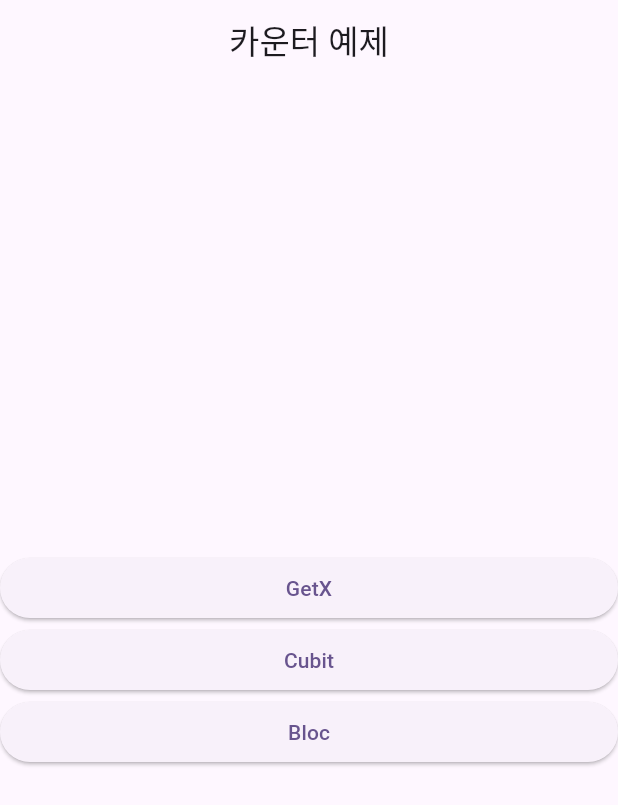
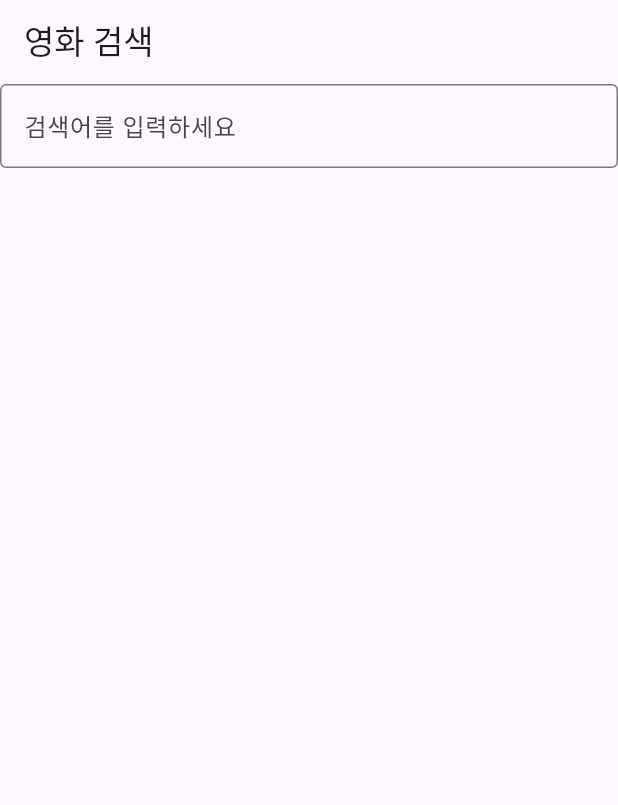
Before and after one commit to beomq/bloc_practice, a Flutter app: the screen it shows after launch, on a phone screen of 412 x 824 dp. Shown: the top 805 px of the screen. Run offline on Flutter 3.47's test engine with Material 2 defaults, Android fonts, the phone set to English and light mode, and no system bars; our stand-ins replace bloc, equatable, flutter_bloc, get, rxdart.

Commit message:
feat: bloc, cubit 영화 검색 기능 비교

```diff
--- a/lib/src/app.dart
+++ b/lib/first_practice/src/app.dart
@@ -1,9 +1,9 @@
-import 'package:bloc_practice/src/bloc/bloc_home.dart';
-import 'package:bloc_practice/src/bloc/count_bloc.dart';
-import 'package:bloc_practice/src/cubit/count_cubit.dart';
-import 'package:bloc_practice/src/cubit/cubit_home.dart';
-import 'package:bloc_practice/src/getx/count_get_x_controller.dart';
-import 'package:bloc_practice/src/getx/getx_home.dart';
+import 'package:bloc_practice/first_practice/src/bloc/bloc_home.dart';
+import 'package:bloc_practice/first_practice/src/bloc/count_bloc.dart';
+import 'package:bloc_practice/first_practice/src/cubit/count_cubit.dart';
+import 'package:bloc_practice/first_practice/src/cubit/cubit_home.dart';
+import 'package:bloc_practice/first_practice/src/getx/count_get_x_controller.dart';
+import 'package:bloc_practice/first_practice/src/getx/getx_home.dart';
 import 'package:flutter/material.dart';
 import 'package:flutter_bloc/flutter_bloc.dart';
 import 'package:get/get.dart';
@@ -43,7 +43,7 @@ class App extends StatelessWidget {
                   Get.to(
                       BlocProvider(
                         create: (context) => CountBloc(),
-                        child: BlocHome(),
+                        child: const BlocHome(),
                       ),
                       duration: Duration.zero);
                 },
--- a/lib/src/bloc/bloc_home.dart
+++ b/lib/first_practice/src/bloc/bloc_home.dart
@@ -1,4 +1,4 @@
-import 'package:bloc_practice/src/bloc/count_bloc.dart';
+import 'package:bloc_practice/first_practice/src/bloc/count_bloc.dart';
 import 'package:flutter/material.dart';
 import 'package:flutter_bloc/flutter_bloc.dart';
 
--- a/lib/src/cubit/cubit_home.dart
+++ b/lib/first_practice/src/cubit/cubit_home.dart
@@ -1,4 +1,4 @@
-import 'package:bloc_practice/src/cubit/count_cubit.dart';
+import 'package:bloc_practice/first_practice/src/cubit/count_cubit.dart';
 import 'package:flutter/material.dart';
 import 'package:flutter_bloc/flutter_bloc.dart';
 
--- a/lib/src/getx/getx_home.dart
+++ b/lib/first_practice/src/getx/getx_home.dart
@@ -1,4 +1,4 @@
-import 'package:bloc_practice/src/getx/count_get_x_controller.dart';
+import 'package:bloc_practice/first_practice/src/getx/count_get_x_controller.dart';
 import 'package:flutter/material.dart';
 import 'package:get/get_state_manager/get_state_manager.dart';
 
--- a/lib/main.dart
+++ b/lib/main.dart
@@ -1,5 +1,9 @@
-import 'package:bloc_practice/src/app.dart';
+import 'package:bloc_practice/second_practice/src/app.dart';
+import 'package:bloc_practice/second_practice/src/bloc/movie_bloc.dart';
+import 'package:bloc_practice/second_practice/src/cubit/movie_cubit.dart';
+import 'package:bloc_practice/second_practice/src/repository/movie_repository.dart';
 import 'package:flutter/material.dart';
+import 'package:flutter_bloc/flutter_bloc.dart';
 import 'package:get/get.dart';
 
 void main() {
@@ -18,7 +22,11 @@ class MyApp extends StatelessWidget {
         colorScheme: ColorScheme.fromSeed(seedColor: Colors.deepPurple),
         useMaterial3: true,
       ),
-      home: const App(),
+      home: RepositoryProvider(
+          create: (context) => MovieRepository(),
+          child: BlocProvider(
+              create: (context) => MovieBloc(context.read<MovieRepository>()),
+              child: App())),
     );
   }
 }
--- /dev/null
+++ b/lib/second_practice/src/app.dart
@@ -0,0 +1,40 @@
+import 'package:bloc_practice/second_practice/src/bloc/movie_bloc.dart';
+import 'package:flutter/material.dart';
+import 'package:flutter_bloc/flutter_bloc.dart';
+
+class App extends StatelessWidget {
+  const App({Key? key}) : super(key: key);
+
+  @override
+  Widget build(BuildContext context) {
+    return Scaffold(
+        appBar: AppBar(
+          title: const Text('영화 검색'),
+        ),
+        body: Column(
+          children: [
+            TextField(
+              decoration: const InputDecoration(
+                border: OutlineInputBorder(),
+                labelText: '검색어를 입력하세요',
+              ),
+              onChanged: (value) {
+                context.read<MovieBloc>().add(SearchMovieEvent(value));
+              },
+            ),
+            Expanded(
+              child: BlocBuilder<MovieBloc, List<String>>(
+                  builder: (context, state) {
+                return ListView.separated(
+                    itemBuilder: (context, index) => Padding(
+                          padding: const EdgeInsets.all(8.0),
+                          child: Text(state[index]),
+                        ),
+                    separatorBuilder: (context, index) => const Divider(),
+                    itemCount: state.length);
+              }),
+            )
+          ],
+        ));
+  }
+}
--- /dev/null
+++ b/lib/second_practice/src/bloc/movie_bloc.dart
@@ -0,0 +1,32 @@
+import 'package:bloc_practice/second_practice/src/repository/movie_repository.dart';
+import 'package:equatable/equatable.dart';
+import 'package:flutter_bloc/flutter_bloc.dart';
+import 'package:rxdart/rxdart.dart';
+
+class MovieBloc extends Bloc<SearchMovieEvent, List<String>> {
+  final MovieRepository _movieRepository;
+  MovieBloc(this._movieRepository) : super([]) {
+    on<SearchMovieEvent>(
+      (event, emit) async {
+        final movies = await _movieRepository.search(event.key);
+        emit(movies);
+      },
+      transformer: (events, mapper) => events
+          .debounceTime(const Duration(milliseconds: 1000))
+          .flatMap(mapper),
+    );
+  }
+
+  @override
+  void onTransition(Transition<SearchMovieEvent, List<String>> transition) {
+    super.onTransition(transition);
+    print(transition);
+  }
+}
+
+class SearchMovieEvent extends Equatable {
+  final String key;
+  const SearchMovieEvent(this.key);
+  @override
+  List<Object?> get props => [key];
+}
--- /dev/null
+++ b/lib/second_practice/src/cubit/movie_cubit.dart
@@ -0,0 +1,12 @@
+import 'package:bloc_practice/second_practice/src/repository/movie_repository.dart';
+import 'package:flutter_bloc/flutter_bloc.dart';
+
+class MovieCubit extends Cubit<List<String>> {
+  MovieRepository _movieRepository;
+  MovieCubit(this._movieRepository) : super([]);
+
+  void searchMovies(String query) async {
+    final movies = await _movieRepository.search(query);
+    emit(movies);
+  }
+}
--- /dev/null
+++ b/lib/second_practice/src/repository/movie_repository.dart
@@ -0,0 +1,312 @@
+class MovieRepository {
+  List<String> searchPreview = const [
+    '가슴 달린 남자',
+    '가위',
+    '가을로',
+    '가을비 우산속에',
+    '가장 보통의 연애',
+    '가족의 탄생',
+    '각설탕',
+    '간기남',
+    '간신',
+    '간첩',
+    '간첩 리철진',
+    '감기',
+    '감시자들',
+    '강남1970',
+    '강변부인',
+    '강원도의 힘',
+    '강철대오: 구국의 철가방',
+    '강철비',
+    '개그맨',
+    '개들의 전쟁',
+    '개를 훔치는 완벽한 방법',
+    '거룩한 계보',
+    '거북이 달린다',
+    '거울 속으로',
+    '거짓말',
+    '건축무한육면각체의 비밀',
+    '건축학개론',
+    '걷기왕',
+    '걸프렌즈',
+    '검사외전',
+    '검은 사제들',
+    '검은 집',
+    '게임의 법칙',
+    '겨울여자',
+    '결정적 한방',
+    '결혼은, 미친 짓이다',
+    '결혼전야',
+    '경계',
+    '경성학교: 사라진 소녀들',
+    '고고70',
+    '고교얄개',
+    '고래사냥',
+    '날아라 허동구',
+    '나는 77번 아가씨',
+    '나는 고양이로소이다',
+    '나는 왕이로소이다',
+    '나를 잊지 말아요',
+    '나비(2001)',
+    '나비(2003)',
+    '나의 독재자',
+    '나의 사랑 나의 신부(1990)',
+    '나의 사랑 나의 신부(2014)',
+    '나의 절친 악당들',
+    '나의 PS 파트너',
+    '나쁜남자',
+    '나쁜 녀석들: 더 무비',
+    '나쁜놈은 죽는다 (한중합작)',
+    '나쁜 영화',
+    '나쁜 피',
+    '나탈리',
+    '나랏말싸미',
+    '낙동강은 흐르는가',
+    '남과 여',
+    '남극일기',
+    '남매의 여름밤',
+    '남부군',
+    '남영동1985',
+    '더 킹',
+    '더 테러 라이브',
+    '더 폰',
+    '덕혜옹주',
+    '도가니',
+    '도리화가',
+    '도마 안중근',
+    '도둑들',
+    '도레미파솔라시도',
+    '도마뱀',
+    '도희야',
+    '독전',
+    '돈',
+    '돈을 갖고 튀어라',
+    '돈 크라이 마미',
+    '돈을 갖고 튀어라',
+    '돈의 맛',
+    '돌아와요 부산항애',
+    '돌려차기',
+    '돌멩이의 꿈',
+    '돌아이',
+    '돌아오지 않는 해병',
+    '돌연변이',
+    '동감',
+    '동갑내기 과외하기',
+    '라디오 스타',
+    '라라',
+    '라스트 갓파더',
+    '라이터를 켜라',
+    '럭키',
+    '런닝맨',
+    '레나',
+    '레드슈즈',
+    '레드 아이',
+    '레슬러',
+    '로니를 찾아서',
+    '로마서 8:37',
+    '로봇, 소리',
+    '롤러코스터',
+    '루시드 드림',
+    '마음이...',
+    '마이웨이',
+    '마이 파더',
+    '마파도',
+    '만남의 광장',
+    '만추',
+    '만추(1982)',
+    '만추(2011)',
+    '말미잘',
+    '말아톤',
+    '말죽거리 잔혹사',
+    '망원동 인공위성',
+    '멋진 하루',
+    '명량',
+    '맨데이트: 신이 주신 임무',
+    '맨발의 기봉이',
+    '맨홀',
+    '메소드',
+    '모노폴리',
+    '모럴센스',
+    '목숨 건 연애',
+    '목포는 항구다',
+    '번지점프를 하다',
+    '범죄도시',
+    '범죄와의 전쟁: 나쁜놈들 전성시대',
+    '범죄의 여왕',
+    '범죄의 재구성',
+    '베를린',
+    '베스트셀러',
+    '베테랑',
+    '변호인',
+    '보안관',
+    '보통사람',
+    '복면달호',
+    '복수는 나의 것',
+    '복수혈전',
+    '봄날은 간다',
+    '봄 여름 가을 겨울 그리고 봄',
+    '봉오동 전투',
+    '봉이 김선달',
+    '봉자',
+    '생과부 위자료 청구소송',
+    '생활의 발견',
+    '서부전선',
+    '서양골동양과자점 앤티크',
+    '서편제',
+    '석조저택 살인사건',
+    '썬데이 서울',
+    '선생 김봉두',
+    '설국열차',
+    '섬. 사라진 사람들',
+    '성난 변호사',
+    '성냥팔이 소녀의 재림',
+    '성실한 나라의 앨리스',
+    '세기말',
+    '세븐 데이즈',
+    '소공녀',
+    '소름',
+    '소셜포비아',
+    '소수의견',
+    '소은이의 무릎',
+    '손님',
+    '소원',
+    '쇼킹 넘버1',
+    '수',
+    '수상한 그녀',
+    '수색역',
+    '아들',
+    '아라한 장풍대작전',
+    '아래층 여자와 위층 남자',
+    '아리랑',
+    '아벤고 공수군단',
+    '아부의 왕',
+    '아수라',
+    '아이들…',
+    '아이 캔 스피크',
+    '아저씨',
+    '아찌,아빠',
+    '아프리카',
+    '아홉살 인생',
+    '악녀',
+    '악마를 보았다',
+    '악어',
+    '악의 연대기',
+    '안녕 형아',
+    '안시성',
+    '알바트로스',
+    '알 포인트',
+    '자백',
+    '자카르타',
+    '자칼이 온다',
+    '작전',
+    '잘 살아보세',
+    '잘 알지도 못하면서',
+    '잠복근무',
+    '장군의 아들',
+    '장화, 홍련',
+    '재밌는 영화',
+    '재심',
+    '적도의 꽃',
+    '전국 노래자랑',
+    '전설의 고향',
+    '전설의 주먹',
+    '전우치',
+    '접속',
+    '젓가락',
+    '정글쥬스',
+    '제니, 주노',
+    '창공으로',
+    '챔피언',
+    '챔피언 마빡이',
+    '천국의 계단',
+    '천국의 우편배달부',
+    '천군',
+    '천안함 프로젝트',
+    '천하장사 마돈나',
+    '철암계곡의 혈투',
+    '청년경찰',
+    '청담보살',
+    '청연',
+    '청춘의 십자로',
+    '체인지',
+    '체포왕',
+    '초감각 커플',
+    '초능력자',
+    '초록물고기',
+    '초인',
+    '최강 로맨스',
+    '최악의 하루',
+    '최종병기 활',
+    '최후의 증인',
+    '태극기 휘날리며',
+    '태백산맥',
+    '태풍',
+    '택시운전사',
+    '톱스타',
+    '퇴마록',
+    '투 가이즈',
+    '투명인간',
+    '투캅스',
+    '투혼',
+    '튜브',
+    '트럭',
+    '트릭',
+    '트윈스터즈',
+    '특별수사: 사형수의 편지',
+    '특별시민',
+    '특종: 량첸살인기',
+    '티끌모아 로맨스',
+    '파이란',
+    '파파로티',
+    '파업전야',
+    '파워 킹',
+    '판도라',
+    '팔도강산',
+    '패션왕',
+    '퍼펙트 게임',
+    '페이스메이커',
+    '편지',
+    '평양성',
+    '평화의 시대',
+    '포화속으로',
+    '폭력의 씨앗',
+    '폭력써클',
+    '폭풍전야',
+    '표적',
+    '푸른소금',
+    '품행제로',
+    '풍산개',
+    '프리즌',
+    '플란다스의 개',
+    '행복은 성적순이 아니잖아요',
+    '허삼관',
+    '허풍',
+    '헌트',
+    '헤어질 결심',
+    '헬로우 고스트',
+    '헬머니',
+    '현기증(한국 영화)',
+    '혈의 누',
+    '협녀, 칼의 기억',
+    '협상',
+    '형',
+    '형사 DUELIST',
+    '호로비츠를 위하여',
+    '혼숨',
+    '홀리데이',
+    '화려한 휴가',
+    '화산고',
+    '화이: 괴물을 삼킨 아이',
+    '화차',
+    '환절기',
+    '황산벌',
+    '황제를 위하여',
+    '황진이',
+  ];
+
+  Future<List<String>> search(String key) async {
+    print('search: $key');
+    await Future.delayed(const Duration(milliseconds: 1000));
+    return searchPreview.where((movie) => movie.contains(key)).toList();
+  }
+}
--- a/pubspec.yaml
+++ b/pubspec.yaml
@@ -39,6 +39,7 @@ dependencies:
   bloc: ^8.1.2
   flutter_bloc: ^8.1.3
   equatable: ^2.0.5
+  rxdart: ^0.27.7
 
 dev_dependencies:
   flutter_test:
```
Also changed, not shown: lib/first_practice/src/bloc/count_bloc.dart (renamed from lib/src/bloc/count_bloc.dart), lib/first_practice/src/cubit/count_cubit.dart (renamed from lib/src/cubit/count_cubit.dart), lib/first_practice/src/getx/count_get_x_controller.dart (renamed from lib/src/getx/count_get_x_controller.dart), pubspec.lock.
